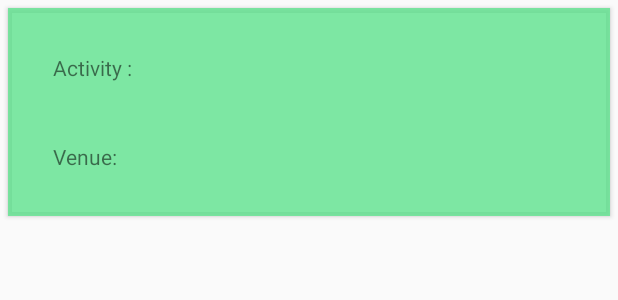
After one commit to Harikoa/Restart, an Android app: the layout activity_items.xml on its own in the app's theme, with its tools: preview values and no code run, on a phone screen of 412 x 824 dp. The commit adds this screen. Shown: the top 300 px of the screen. Run offline under Robolectric (Android 15) with nearby library versions, the phone set to English and light mode, and no system bars; Roboto replaces fonts that are not available here.

Commit message:
Suggested Activity full functionality

```diff
--- a/Restart-MobDev/app/build.gradle
+++ b/Restart-MobDev/app/build.gradle
@@ -45,9 +45,9 @@ dependencies {
     testImplementation 'junit:junit:4.+'
     androidTestImplementation 'androidx.test.ext:junit:1.1.3'
     androidTestImplementation 'androidx.test.espresso:espresso-core:3.4.0'
-
+    implementation 'com.google.android.gms:play-services-location:20.0.0'
     implementation 'com.intuit.sdp:sdp-android:1.0.6'
     implementation 'com.intuit.ssp:ssp-android:1.0.6'
-
     implementation 'com.makeramen:roundedimageview:2.3.0'
+    implementation 'com.android.volley:volley:1.1.1'
 }
--- a/Restart-MobDev/app/src/main/AndroidManifest.xml
+++ b/Restart-MobDev/app/src/main/AndroidManifest.xml
@@ -2,7 +2,11 @@
 <manifest xmlns:android="http://schemas.android.com/apk/res/android"
     package="com.meyvn.restart_mobile">
 
+
+    <uses-permission android:name="android.permission.ACCESS_COARSE_LOCATION" />
+    <uses-permission android:name="android.permission.ACCESS_FINE_LOCATION"/>
     <uses-permission android:name="android.permission.INTERNET" />
+    <uses-permission android:name="android.permission.ACCESS_NETWORK_STATE" />
 
     <application
         android:allowBackup="true"
@@ -34,6 +38,7 @@
             android:exported="true" />
         <activity
             android:name=".ViewSuggestedActivities"
+            android:networkSecurityConfig ="@xml/network_security_config"
             android:exported="true" />
         <activity
             android:name=".ViewSelfHelp"
@@ -132,6 +137,7 @@
                 <action android:name="com.google.firebase.MESSAGING_EVENT" />
             </intent-filter>
         </service>
+
     </application>
 
 </manifest>
--- /dev/null
+++ b/Restart-MobDev/app/src/main/res/layout/activity_items.xml
@@ -0,0 +1,56 @@
+<?xml version="1.0" encoding="utf-8"?>
+<androidx.cardview.widget.CardView xmlns:android="http://schemas.android.com/apk/res/android"
+    xmlns:app="http://schemas.android.com/apk/res-auto"
+    android:layout_width="match_parent"
+    android:layout_height="wrap_content"
+    android:layout_margin="5dp"
+    app:cardBackgroundColor="@color/border"
+    app:cardCornerRadius="0dp">
+
+    <LinearLayout
+        android:layout_width="match_parent"
+        android:layout_height="wrap_content"
+        android:orientation="vertical"
+        android:padding="10dp">
+
+        <LinearLayout
+            android:layout_width="match_parent"
+            android:layout_height="wrap_content"
+            android:orientation="horizontal"
+            android:padding="20dp">
+
+            <TextView
+                android:id="@+id/textView45"
+                android:layout_width="0dp"
+                android:layout_height="wrap_content"
+                android:layout_weight="1"
+                android:text="Activity : " />
+
+            <TextView
+                android:id="@+id/activityTitle"
+                android:layout_width="0dp"
+                android:layout_height="wrap_content"
+                android:layout_weight="1" />
+        </LinearLayout>
+
+        <LinearLayout
+            android:layout_width="match_parent"
+            android:layout_height="wrap_content"
+            android:orientation="horizontal"
+            android:padding="20dp">
+
+            <TextView
+                android:id="@+id/textView61"
+                android:layout_width="0dp"
+                android:layout_height="wrap_content"
+                android:layout_weight="1"
+                android:text="Venue: " />
+
+            <TextView
+                android:id="@+id/activityVenue"
+                android:layout_width="0dp"
+                android:layout_height="wrap_content"
+                android:layout_weight="1" />
+        </LinearLayout>
+    </LinearLayout>
+</androidx.cardview.widget.CardView>
--- a/Restart-MobDev/app/src/main/res/layout/view_self_help.xml
+++ b/Restart-MobDev/app/src/main/res/layout/view_self_help.xml
@@ -72,7 +72,7 @@
         </LinearLayout>
 
         <Button
-            android:id="@+id/button8"
+            android:id="@+id/viewActSuggest"
             android:layout_width="350dp"
             android:layout_height="100dp"
             android:layout_gravity="center"
--- /dev/null
+++ b/Restart-MobDev/app/src/main/res/xml/network_security_config.xml
@@ -0,0 +1,6 @@
+<?xml version="1.0" encoding="utf-8"?>
+<network-security-config>
+    <domain-config cleartextTrafficPermitted="true">
+        <domain includeSubdomains="true">api.openweathermap.org</domain>
+    </domain-config>
+</network-security-config>
```
Also changed, not shown: Restart-MobDev/app/src/main/java/com/meyvn/restart_mobile/ActivityAdapter.java (added, +58 -0 lines), Restart-MobDev/app/src/main/java/com/meyvn/restart_mobile/POJO/ActivityPojo.java (added, +40 -0 lines), Restart-MobDev/app/src/main/java/com/meyvn/restart_mobile/POJO/WeatherPojo.java (added, +61 -0 lines), Restart-MobDev/app/src/main/java/com/meyvn/restart_mobile/ViewSelfHelp.java (+10 -0 lines), Restart-MobDev/app/src/main/java/com/meyvn/restart_mobile/ViewSuggestedActivities.java (+248 -0 lines), Restart-MobDev/app/src/main/res/layout/view_suggested_activities.xml (+22 -0 lines).
